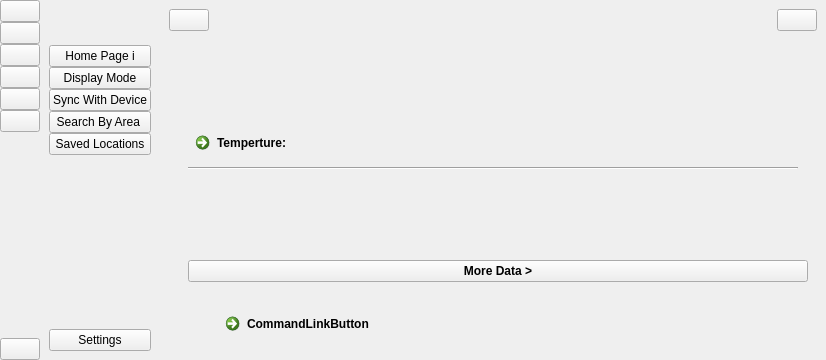
The window that User Interface/WeatherApp.ui (sarscheps/Project---UI-Communications) describes before a commit, drawn with Qt 5.
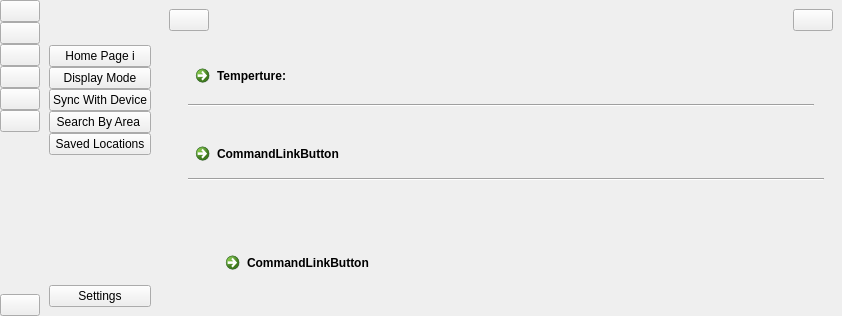
The same window after the commit. Icons and pictures are not drawn. Custom widgets are drawn as their Qt base class.

Patch:
```diff
--- a/User Interface/WeatherApp.ui
+++ b/User Interface/WeatherApp.ui
@@ -6,8 +6,8 @@
    <rect>
     <x>0</x>
     <y>0</y>
-    <width>826</width>
-    <height>360</height>
+    <width>842</width>
+    <height>316</height>
    </rect>
   </property>
   <property name="windowTitle">
@@ -432,19 +432,6 @@
                 </item>
                 <item>
                  <layout class="QVBoxLayout" name="tempVLayout">
-                  <item>
-                   <spacer name="tempButtomVSpacer">
-                    <property name="orientation">
-                     <enum>Qt::Vertical</enum>
-                    </property>
-                    <property name="sizeHint" stdset="0">
-                     <size>
-                      <width>20</width>
-                      <height>40</height>
-                     </size>
-                    </property>
-                   </spacer>
-                  </item>
                   <item>
                    <widget class="LinkButton" name="tempLinkButton">
                     <property name="maximumSize">
@@ -477,10 +464,13 @@
                     <property name="orientation">
                      <enum>Qt::Vertical</enum>
                     </property>
+                    <property name="sizeType">
+                     <enum>QSizePolicy::Ignored</enum>
+                    </property>
                     <property name="sizeHint" stdset="0">
                      <size>
-                      <width>20</width>
-                      <height>40</height>
+                      <width>5</width>
+                      <height>5</height>
                      </size>
                     </property>
                    </spacer>
@@ -532,17 +522,35 @@
                 <item>
                  <layout class="QVBoxLayout" name="verticalLayout_7">
                   <item>
-                   <widget class="QPushButton" name="pushButton_2">
-                    <property name="font">
-                     <font>
-                      <bold>true</bold>
-                     </font>
-                    </property>
+                   <widget class="QCommandLinkButton" name="commandLinkButton">
                     <property name="text">
-                     <string>More Data &gt;</string>
+                     <string>CommandLinkButton</string>
                     </property>
                    </widget>
                   </item>
+                  <item>
+                   <widget class="Line" name="line_2">
+                    <property name="orientation">
+                     <enum>Qt::Horizontal</enum>
+                    </property>
+                   </widget>
+                  </item>
+                  <item>
+                   <spacer name="verticalSpacer_5">
+                    <property name="orientation">
+                     <enum>Qt::Vertical</enum>
+                    </property>
+                    <property name="sizeType">
+                     <enum>QSizePolicy::Ignored</enum>
+                    </property>
+                    <property name="sizeHint" stdset="0">
+                     <size>
+                      <width>20</width>
+                      <height>40</height>
+                     </size>
+                    </property>
+                   </spacer>
+                  </item>
                  </layout>
                 </item>
                </layout>
```
Left out of the diff: 42 changed lines with no effect on the pictures.
